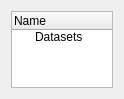
Old version of the form Code/Common/Gui/mvdDatabaseBrowserWidget.ui in the repository orfeotoolbox/OTB.
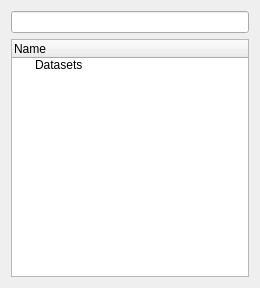
New version of the form. Custom widgets are drawn as their Qt base class.

Commit message: ENH: add search function to database widget

Diff of the .ui file:
```diff
--- a/Code/Common/Gui/mvdDatabaseBrowserWidget.ui
+++ b/Code/Common/Gui/mvdDatabaseBrowserWidget.ui
@@ -6,8 +6,8 @@
    <rect>
     <x>0</x>
     <y>0</y>
-    <width>124</width>
-    <height>99</height>
+    <width>260</width>
+    <height>288</height>
    </rect>
   </property>
   <property name="windowTitle">
@@ -18,6 +18,16 @@
   </property>
   <layout class="QGridLayout" name="gridLayout">
    <item row="0" column="0">
+    <widget class="QLineEdit" name="m_SearchLine">
+     <property name="text">
+      <string/>
+     </property>
+     <property name="placeholderText">
+      <string/>
+     </property>
+    </widget>
+   </item>
+   <item row="1" column="0">
     <widget class="mvd::DatabaseTreeWidget" name="databaseTreeWidget">
      <column>
       <property name="text">
```
The commit also changes 2 other files.
